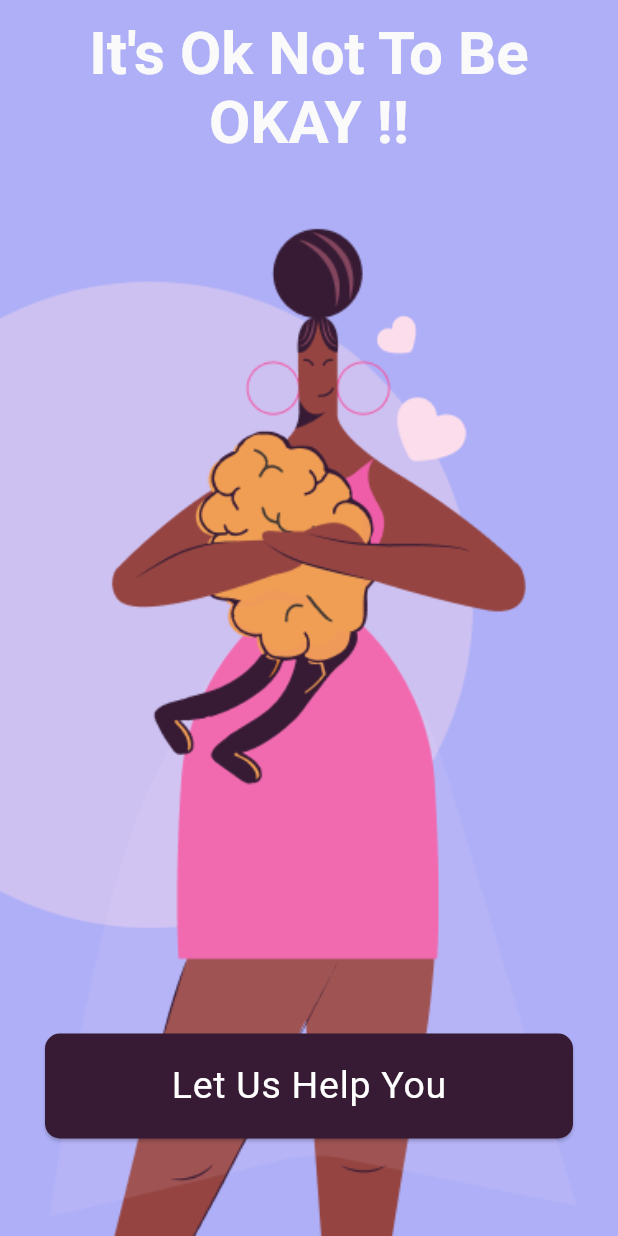
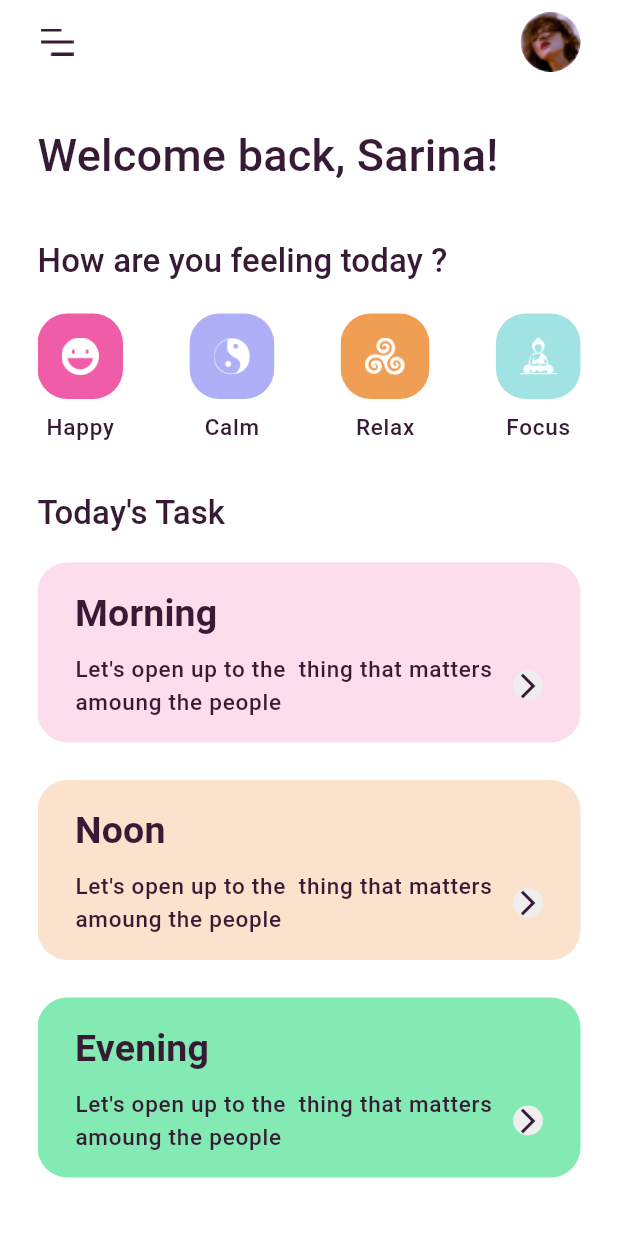
Before and after one commit to rhromets/mental_health_course, a Flutter app: the screen it shows after launch, on a phone screen of 412 x 824 dp. Run offline on Flutter 3.47's test engine with Material 3 defaults, Android fonts, the light colour scheme and no system bars; our stand-ins replace google_fonts; Roboto replaces fonts that are missing (Alegreya).

Commit message:
feat: add meditation screen ui

```diff
--- a/lib/main.dart
+++ b/lib/main.dart
@@ -1,6 +1,6 @@
 import 'package:flutter/material.dart';
 import 'package:mental_health_course/theme/theme.dart';
-import 'package:mental_health_course/views/onboarding/onboarding_screen.dart';
+import 'package:mental_health_course/views/meditation/meditation_screen.dart';
 
 void main() {
   runApp(const MyApp());
@@ -15,8 +15,7 @@ class MyApp extends StatelessWidget {
       title: 'Mental Health App',
       debugShowCheckedModeBanner: false,
       theme: AppTheme.lightheme,
-      home: const OnboardingScreen(),
-      // home: const HomePage(),
+      home: const MeditationScreen(),
     );
   }
 }
--- a/lib/theme/theme.dart
+++ b/lib/theme/theme.dart
@@ -3,11 +3,17 @@ import 'package:google_fonts/google_fonts.dart';
 
 class DefaultColors {
   static const Color white = Color(0xFFFFFFFF);
-  static const Color pink = Color(0xFFEA2B83);
+  static const Color pink = Color(0xFFEF5DA8);
   static const Color lightpink = Color(0xFFFCDDEC);
-  static const Color purple = Color(0xFF8E8FF8);
-  static const Color orange = Color(0xFFF18F3B);
-  static const Color lightteal = Color(0xFF58D5D4);
+  static const Color purple = Color(0xFFAEAFF7);
+  static const Color orange = Color(0xFFF09E54);
+  static const Color lightteal = Color(0xFFA0E3E2);
+
+  static const Color textColor = Color(0xFF371B34);
+
+  static const Color task1 = Color(0xFFFCDDEC);
+  static const Color task2 = Color(0xFFFBE2CC);
+  static const Color task3 = Color(0xFF84EAB3);
 }
 
 class FontSizes {
@@ -26,6 +32,10 @@ class AppTheme {
       useMaterial3: true,
       primaryColor: const Color(0xFFAEAFF7),
       focusColor: const Color(0xFF371B34),
+      appBarTheme: const AppBarTheme(
+        backgroundColor: Colors.white,
+      ),
+      scaffoldBackgroundColor: Colors.white,
       textTheme: TextTheme(
         bodySmall: GoogleFonts.alegreyaSans(
           fontSize: FontSizes.small,
@@ -33,36 +43,37 @@ class AppTheme {
         ),
         bodyMedium: GoogleFonts.alegreyaSans(
           fontSize: FontSizes.standard,
-          color: Colors.grey,
+          color: DefaultColors.textColor,
         ),
         bodyLarge: GoogleFonts.alegreyaSans(
           fontSize: FontSizes.large,
-          color: Colors.white,
+          color: DefaultColors.textColor,
+          fontWeight: FontWeight.w500,
         ),
         titleSmall: GoogleFonts.alegreyaSans(
-          fontSize: FontSizes.large,
-          color: Colors.black,
+          fontSize: FontSizes.standard,
+          color: DefaultColors.textColor,
         ),
         titleMedium: GoogleFonts.alegreyaSans(
           fontSize: FontSizes.extraLarge,
-          color: Colors.black,
+          color: DefaultColors.textColor,
         ),
         titleLarge: GoogleFonts.alegreyaSans(
           fontSize: FontSizes.doubleExtraLarge,
-          color: Colors.black,
+          color: DefaultColors.textColor,
           fontWeight: FontWeight.bold,
         ),
         labelSmall: GoogleFonts.alegreyaSans(
-          fontSize: FontSizes.small,
-          color: Colors.black,
+          fontSize: FontSizes.extraSmall,
+          color: DefaultColors.textColor,
         ),
         labelMedium: GoogleFonts.alegreyaSans(
           fontSize: FontSizes.extraLarge,
-          color: Colors.black,
+          color: DefaultColors.textColor,
         ),
         labelLarge: GoogleFonts.alegreyaSans(
-          fontSize: FontSizes.doubleExtraLarge,
-          color: Colors.black,
+          fontSize: FontSizes.large,
+          color: DefaultColors.textColor,
           fontWeight: FontWeight.bold,
         ),
         displayMedium: GoogleFonts.alegreya(
--- a/lib/views/home_page.dart
+++ /dev/null
@@ -1,14 +0,0 @@
-import 'package:flutter/material.dart';
-
-class HomePage extends StatelessWidget {
-  const HomePage({super.key});
-
-  @override
-  Widget build(BuildContext context) {
-    return const Scaffold(
-      body: Center(
-        child: Text('Home Page'),
-      ),
-    );
-  }
-}
--- /dev/null
+++ b/lib/views/meditation/meditation_screen.dart
@@ -0,0 +1,96 @@
+import 'package:flutter/material.dart';
+import 'package:mental_health_course/theme/theme.dart';
+import 'package:mental_health_course/widgets/feeling_button.dart';
+import 'package:mental_health_course/widgets/task_card.dart';
+
+class MeditationScreen extends StatelessWidget {
+  const MeditationScreen({super.key});
+
+  @override
+  Widget build(BuildContext context) {
+    return Scaffold(
+      appBar: AppBar(
+        elevation: 0,
+        leading: Padding(
+          padding: const EdgeInsets.only(left: 20),
+          child: Image.asset('assets/images/menu_burger.png'),
+        ),
+        actions: const [
+          CircleAvatar(
+            backgroundImage: AssetImage('assets/images/profile.png'),
+          ),
+          SizedBox(width: 25),
+        ],
+      ),
+      body: Padding(
+        padding: const EdgeInsets.all(25),
+        child: SingleChildScrollView(
+          child: Column(
+            crossAxisAlignment: CrossAxisAlignment.start,
+            children: [
+              Text(
+                'Welcome back, Sarina!',
+                style: Theme.of(context).textTheme.titleMedium,
+              ),
+              const SizedBox(height: 32),
+              Text(
+                'How are you feeling today ?',
+                style: Theme.of(context).textTheme.titleSmall,
+              ),
+              const SizedBox(height: 20),
+              const Row(
+                mainAxisAlignment: MainAxisAlignment.spaceBetween,
+                children: [
+                  FeelingButton(
+                    label: 'Happy',
+                    image: 'assets/images/happy.png',
+                    color: DefaultColors.pink,
+                  ),
+                  FeelingButton(
+                    label: 'Calm',
+                    image: 'assets/images/calm.png',
+                    color: DefaultColors.purple,
+                  ),
+                  FeelingButton(
+                    label: 'Relax',
+                    image: 'assets/images/relax.png',
+                    color: DefaultColors.orange,
+                  ),
+                  FeelingButton(
+                    label: 'Focus',
+                    image: 'assets/images/focus.png',
+                    color: DefaultColors.lightteal,
+                  ),
+                ],
+              ),
+              const SizedBox(height: 30),
+              Text(
+                'Today\'s Task',
+                style: Theme.of(context).textTheme.titleSmall,
+              ),
+              const SizedBox(height: 18),
+              const TaskCard(
+                color: DefaultColors.task1,
+                title: 'Morning',
+                description:
+                    'Let\'s open up to the  thing that matters amoung the people',
+              ),
+              const TaskCard(
+                color: DefaultColors.task2,
+                title: 'Noon',
+                description:
+                    'Let\'s open up to the  thing that matters amoung the people',
+              ),
+              const TaskCard(
+                color: DefaultColors.task3,
+                title: 'Evening',
+                description:
+                    'Let\'s open up to the  thing that matters amoung the people',
+              ),
+            ],
+          ),
+        ),
+      ),
+    );
+  }
+}
--- a/lib/views/onboarding/onboarding_screen.dart
+++ b/lib/views/onboarding/onboarding_screen.dart
@@ -50,7 +50,9 @@ class OnboardingScreen extends StatelessWidget {
                   ),
                   child: Text(
                     'Let Us Help You',
-                    style: Theme.of(context).textTheme.bodyLarge,
+                    style: Theme.of(context).textTheme.bodyLarge!.copyWith(
+                          color: Colors.white,
+                        ),
                   ),
                 ),
               ),
--- /dev/null
+++ b/lib/widgets/feeling_button.dart
@@ -0,0 +1,38 @@
+import 'package:flutter/material.dart';
+
+class FeelingButton extends StatelessWidget {
+  final String label;
+  final String image;
+  final Color color;
+
+  const FeelingButton({
+    super.key,
+    required this.label,
+    required this.image,
+    required this.color,
+  });
+
+  @override
+  Widget build(BuildContext context) {
+    return Column(
+      children: [
+        Container(
+          padding: const EdgeInsets.all(16),
+          margin: const EdgeInsets.only(bottom: 8),
+          decoration: BoxDecoration(
+            borderRadius: BorderRadius.circular(20),
+            color: color,
+          ),
+          child: Image.asset(
+            image,
+            height: 25,
+          ),
+        ),
+        Text(
+          label,
+          style: Theme.of(context).textTheme.labelSmall,
+        ),
+      ],
+    );
+  }
+}
--- /dev/null
+++ b/lib/widgets/task_card.dart
@@ -0,0 +1,60 @@
+import 'package:flutter/material.dart';
+import 'package:mental_health_course/theme/theme.dart';
+
+class TaskCard extends StatelessWidget {
+  final Color color;
+  final String title;
+  final String description;
+
+  const TaskCard({
+    super.key,
+    required this.color,
+    required this.title,
+    required this.description,
+  });
+
+  @override
+  Widget build(BuildContext context) {
+    return Container(
+      padding: const EdgeInsets.symmetric(
+        horizontal: 25,
+        vertical: 16,
+      ),
+      margin: const EdgeInsets.only(bottom: 25),
+      decoration: BoxDecoration(
+        color: color,
+        borderRadius: BorderRadius.circular(20),
+      ),
+      child: Column(
+        crossAxisAlignment: CrossAxisAlignment.start,
+        children: [
+          Text(
+            title,
+            style: Theme.of(context).textTheme.labelLarge,
+          ),
+          const SizedBox(height: 8),
+          Row(
+            children: [
+              Flexible(
+                child: Text(
+                  description,
+                  style: Theme.of(context).textTheme.labelSmall,
+                ),
+              ),
+              Container(
+                decoration: BoxDecoration(
+                    color: Colors.grey[200],
+                    borderRadius: BorderRadius.circular(50)),
+                child: const Icon(
+                  Icons.arrow_forward_ios,
+                  color: DefaultColors.textColor,
+                  size: 20,
+                ),
+              ),
+            ],
+          ),
+        ],
+      ),
+    );
+  }
+}
```
Also changed, not shown: assets/images/calm.png (added), assets/images/focus.png (added), assets/images/happy.png (added), assets/images/menu_burger.png (added), assets/images/profile.png (added), assets/images/relax.png (added).
